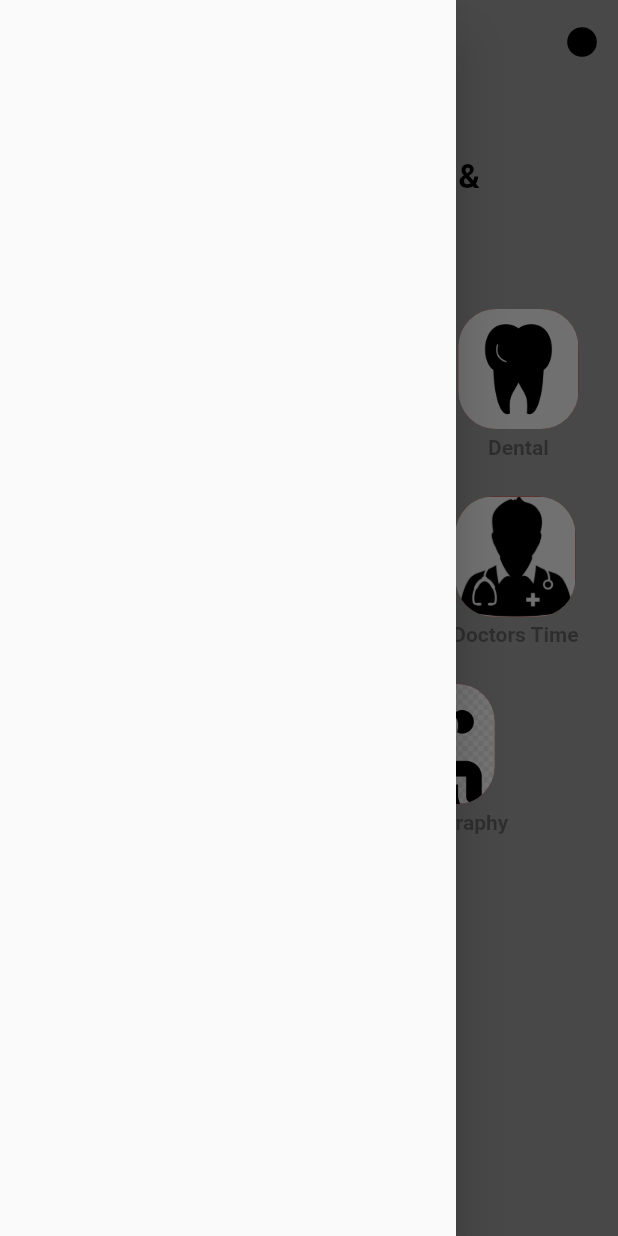
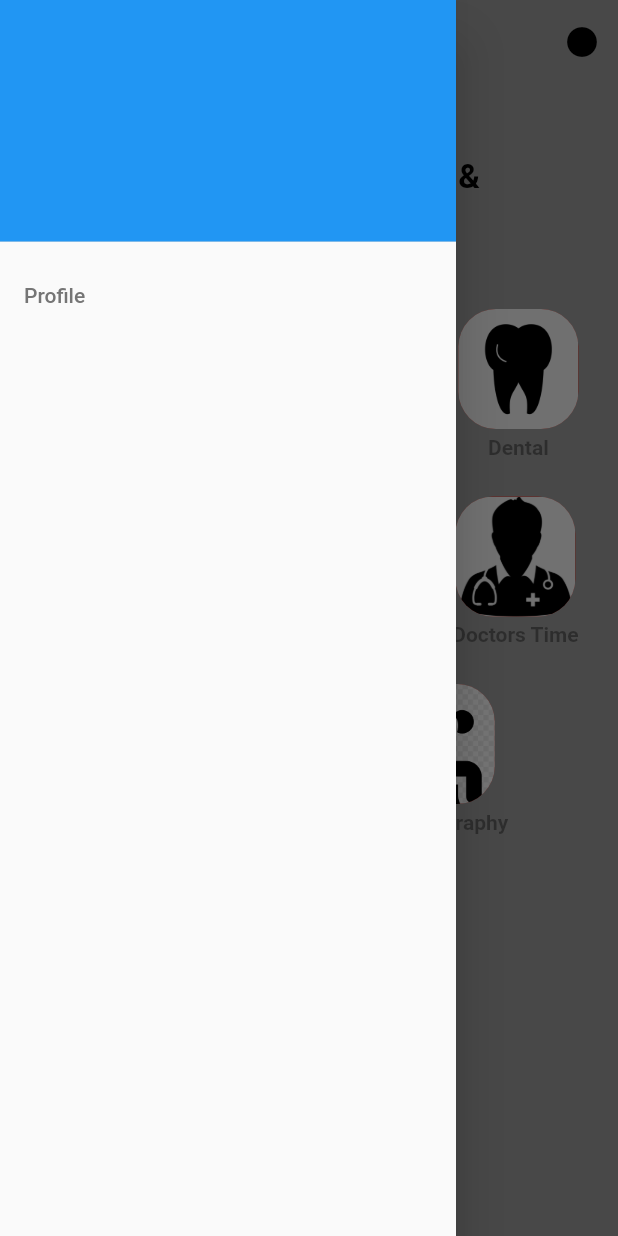
Before and after one commit to abuniaz/Health-Care, a Flutter app: the HomeTwo screen opened directly, with the side drawer open, on a phone screen of 412 x 824 dp. Run offline on Flutter 3.47's test engine with Material 2 defaults, Android fonts, the phone set to English and light mode, and no system bars.

Commit message:
Update home2.dart

```diff
--- a/health_care/lib/Start_Page/home2.dart
+++ b/health_care/lib/Start_Page/home2.dart
@@ -47,7 +47,20 @@ class HomeTwo extends StatelessWidget {
           ],
         ),
       ),
-      drawer: const Drawer(),
+      drawer: Drawer(
+        child: ListView(
+          children: [
+            DrawerHeader(
+                decoration: const BoxDecoration(color: Colors.blue),
+                child: Column()),
+            const ListTile(
+              title: Text('Profile'),
+            ),
+            const ListTile(),
+            const ListTile()
+          ],
+        ),
+      ),
     );
   }
 }
```
